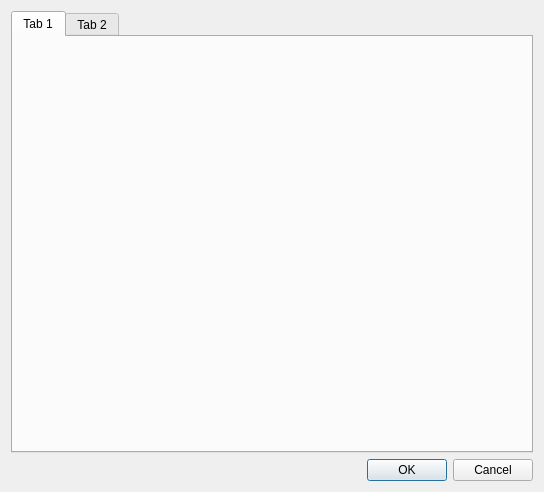
ntruchsess/QLandkarteGT, file src/IDlgConfig.ui: the form before one commit.
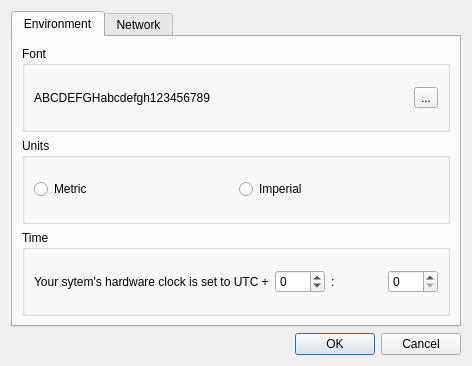
The form after the commit.

What changed in the file:
```diff
--- a/src/IDlgConfig.ui
+++ b/src/IDlgConfig.ui
@@ -5,8 +5,8 @@
    <rect>
     <x>0</x>
     <y>0</y>
-    <width>544</width>
-    <height>492</height>
+    <width>472</width>
+    <height>366</height>
    </rect>
   </property>
   <property name="windowTitle" >
@@ -17,12 +17,103 @@
     <widget class="QTabWidget" name="tabWidget" >
      <widget class="QWidget" name="tab" >
       <attribute name="title" >
-       <string>Tab 1</string>
+       <string>Environment</string>
       </attribute>
+      <layout class="QVBoxLayout" >
+       <item>
+        <widget class="QGroupBox" name="groupBox" >
+         <property name="title" >
+          <string>Font</string>
+         </property>
+         <layout class="QHBoxLayout" >
+          <item>
+           <widget class="QLabel" name="labelFont" >
+            <property name="text" >
+             <string>ABCDEFGHabcdefgh123456789</string>
+            </property>
+           </widget>
+          </item>
+          <item>
+           <widget class="QToolButton" name="toolFont" >
+            <property name="text" >
+             <string>...</string>
+            </property>
+           </widget>
+          </item>
+         </layout>
+        </widget>
+       </item>
+       <item>
+        <widget class="QGroupBox" name="groupBox_2" >
+         <property name="title" >
+          <string>Units</string>
+         </property>
+         <layout class="QHBoxLayout" >
+          <item>
+           <widget class="QRadioButton" name="radioMetric" >
+            <property name="text" >
+             <string>Metric</string>
+            </property>
+           </widget>
+          </item>
+          <item>
+           <widget class="QRadioButton" name="radioImperial" >
+            <property name="text" >
+             <string>Imperial</string>
+            </property>
+           </widget>
+          </item>
+         </layout>
+        </widget>
+       </item>
+       <item>
+        <widget class="QGroupBox" name="groupBox_3" >
+         <property name="title" >
+          <string>Time</string>
+         </property>
+         <layout class="QHBoxLayout" >
+          <item>
+           <widget class="QLabel" name="label_2" >
+            <property name="text" >
+             <string>Your sytem's hardware clock is set to UTC +</string>
+            </property>
+           </widget>
+          </item>
+          <item>
+           <widget class="QSpinBox" name="spinHour" >
+            <property name="minimum" >
+             <number>-12</number>
+            </property>
+            <property name="maximum" >
+             <number>12</number>
+            </property>
+           </widget>
+          </item>
+          <item>
+           <widget class="QLabel" name="label_3" >
+            <property name="text" >
+             <string>:</string>
+            </property>
+           </widget>
+          </item>
+          <item>
+           <widget class="QSpinBox" name="spinMinutes" >
+            <property name="maximum" >
+             <number>45</number>
+            </property>
+            <property name="singleStep" >
+             <number>15</number>
+            </property>
+           </widget>
+          </item>
+         </layout>
+        </widget>
+       </item>
+      </layout>
      </widget>
      <widget class="QWidget" name="tab_2" >
       <attribute name="title" >
-       <string>Tab 2</string>
+       <string>Network</string>
       </attribute>
      </widget>
     </widget>
```
Left out of the diff: 97 changed lines with no effect on the pictures.
